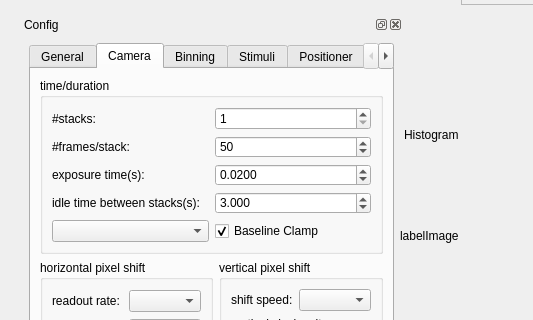
The window that imagine.ui (HolyLab/Imagine) describes before a commit, drawn with Qt 5; both pictures show x 0 to 533 and y 163 to 483 of the 763 by 643 pixel window.
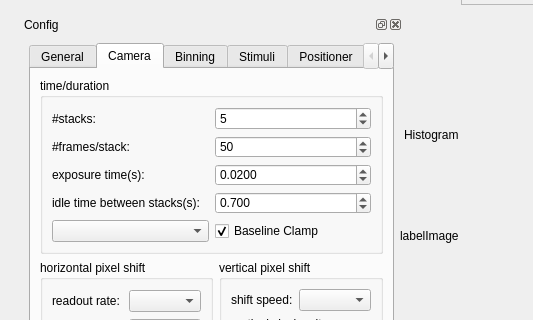
The same window after the commit. The open tabs and pages were chosen to show the change. Icons and pictures are not drawn. Custom widgets are drawn as their Qt base class.

Commit message: chg the ui to make it easier for debugging

Patch:
```diff
--- a/imagine.ui
+++ b/imagine.ui
@@ -328,7 +328,7 @@
                 <number>999999999</number>
                </property>
                <property name="value">
-                <number>1</number>
+                <number>5</number>
                </property>
               </widget>
              </item>
@@ -354,7 +354,7 @@
                 <double>999999999.000000000000000</double>
                </property>
                <property name="value">
-                <double>3.000000000000000</double>
+                <double>0.700000000000000</double>
                </property>
               </widget>
              </item>
```
Left out of the diff: 4 changed lines with no effect on the pictures.
